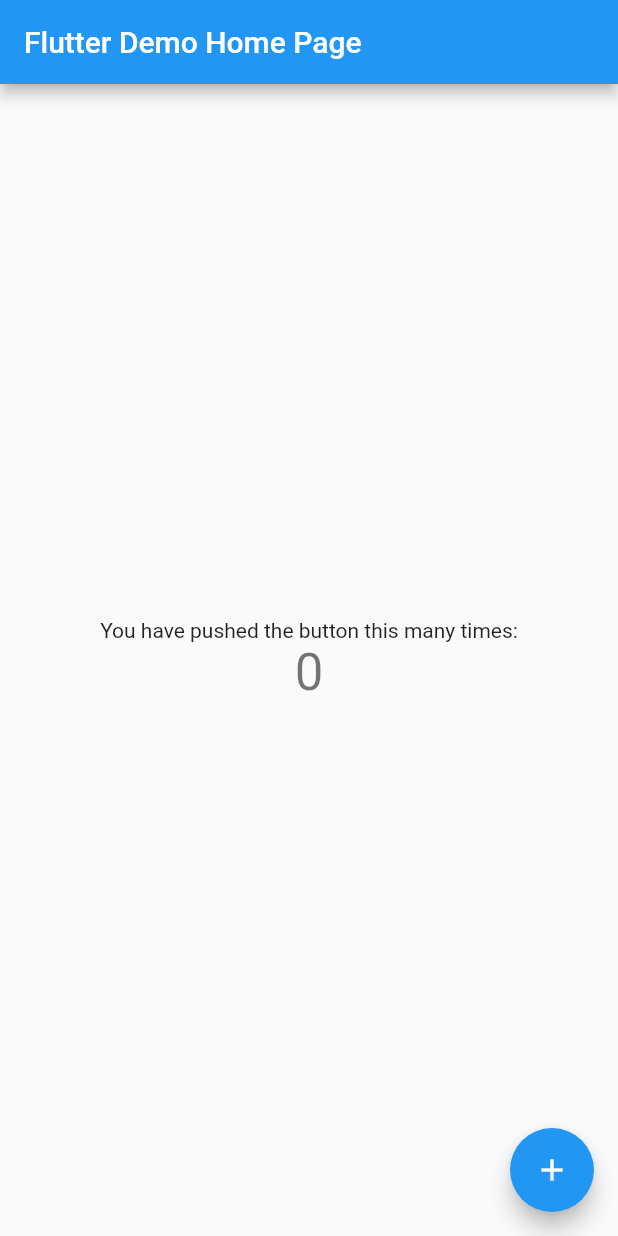
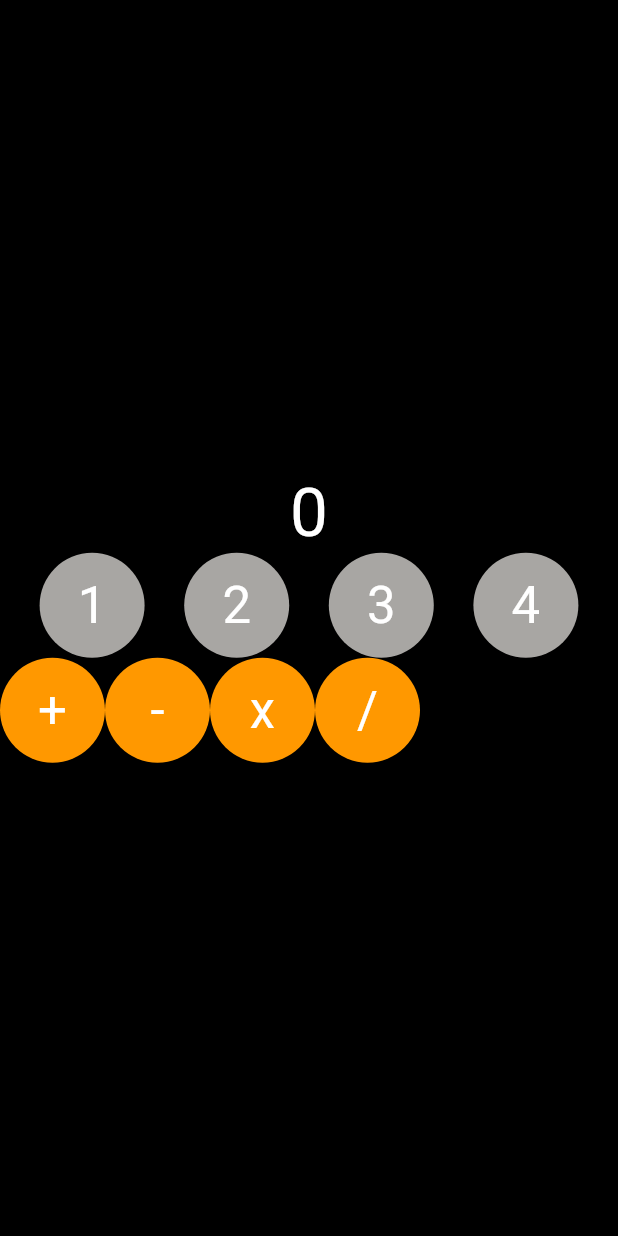
Before and after one commit to osobotu/flutter_calculator, a Flutter app: the screen it shows after launch, on a phone screen of 412 x 824 dp. Run offline on Flutter 3.47's test engine with Material 2 defaults, Android fonts, the phone set to English and light mode, and no system bars; our stand-ins replace bloc, equatable, flutter_bloc.

Commit message:
set up bloc to receive events and emit states. It doesn't seem to work as expected. I need to get the states right. We go again tomorrow.

```diff
--- /dev/null
+++ b/lib/app.dart
@@ -0,0 +1,13 @@
+import 'package:flutter/material.dart';
+import 'package:flutter_calculator/calculator/view/view.dart';
+
+class CalculatorApp extends StatelessWidget {
+  const CalculatorApp({Key? key}) : super(key: key);
+
+  @override
+  Widget build(BuildContext context) {
+    return MaterialApp(
+      home: CalculatorPage(),
+    );
+  }
+}
--- a/lib/calculator/bloc/calculator_bloc.dart
+++ b/lib/calculator/bloc/calculator_bloc.dart
@@ -6,9 +6,26 @@ part 'calculator_event.dart';
 part 'calculator_state.dart';
 
 class CalculatorBloc extends Bloc<CalculatorEvent, CalculatorState> {
-  CalculatorBloc() : super(CalculatorState()) {
-    on<CalculatorEvent>((event, emit) {
-      // TODO: implement event handler
-    });
+  CalculatorBloc() : super(CalculatorInitial()) {
+    on<DigitTappedEvent>(_onDigitTapped);
+    on<CalculatorResetEvent>(_onCalculatorReset);
+    on<OperationTappedEvent>(_onOperationTapped);
+  }
+
+  void _onDigitTapped(DigitTappedEvent event, Emitter<CalculatorState> emit) {
+    if (state.operation == Operation.none) {
+      String lhs = state.leftOperand;
+      emit(CalculatorTyping(leftOperand: lhs += event.digit));
+    }
+  }
+
+  void _onCalculatorReset(
+      CalculatorResetEvent event, Emitter<CalculatorState> emit) {
+    emit(CalculatorInitial());
+  }
+
+  void _onOperationTapped(
+      OperationTappedEvent event, Emitter<CalculatorState> emit) {
+    emit(CalculatorTyping(operation: event.operation));
   }
 }
--- a/lib/calculator/bloc/calculator_event.dart
+++ b/lib/calculator/bloc/calculator_event.dart
@@ -2,3 +2,25 @@ part of 'calculator_bloc.dart';
 
 @immutable
 abstract class CalculatorEvent {}
+
+class DigitTappedEvent extends CalculatorEvent {
+  DigitTappedEvent(this.digit);
+  final String digit;
+}
+
+class OperationTappedEvent extends CalculatorEvent {
+  OperationTappedEvent(this.operation);
+  final Operation operation;
+}
+
+class DecimalTappedEvent extends CalculatorEvent {
+  DecimalTappedEvent();
+}
+
+class CalculateResultEvent extends CalculatorEvent {
+  CalculateResultEvent();
+}
+
+class CalculatorResetEvent extends CalculatorEvent {
+  CalculatorResetEvent();
+}
--- a/lib/calculator/bloc/calculator_state.dart
+++ b/lib/calculator/bloc/calculator_state.dart
@@ -1,33 +1,94 @@
 part of 'calculator_bloc.dart';
 
-class CalculatorState extends Equatable {
-  const CalculatorState({
-    this.leftOperand = 0,
+// class CalculatorState extends Equatable {
+//   const CalculatorState({
+//     this.leftOperand = '',
+//     this.operation = Operation.none,
+//     this.result = '0',
+//     this.rightOperand = '',
+//   });
+//   final String result;
+//   final String leftOperand;
+//   final String rightOperand;
+//   final Operation operation;
+
+//   CalculatorState copyWith({
+//     String? result,
+//     String? leftOperand,
+//     String? rightOperand,
+//     Operation? operation,
+//   }) {
+//     return CalculatorState(
+//       result: result ?? this.result,
+//       leftOperand: leftOperand ?? this.leftOperand,
+//       rightOperand: rightOperand ?? this.rightOperand,
+//       operation: operation ?? this.operation,
+//     );
+//   }
+
+//   @override
+
+// }
+
+abstract class CalculatorState extends Equatable {
+  CalculatorState({
+    this.leftOperand = '',
     this.operation = Operation.none,
-    this.result = 0,
-    this.rightOperand = 0,
+    this.result = '0',
+    this.rightOperand = '',
   });
-  final double result;
-  final double leftOperand;
-  final double rightOperand;
+  final String result;
+  final String leftOperand;
+  final String rightOperand;
   final Operation operation;
 
-  CalculatorState copyWith({
-    double? result,
-    double? leftOperand,
-    double? rightOperand,
+  @override
+  List<Object?> get props => [result, leftOperand, rightOperand, operation];
+}
+
+class CalculatorInitial extends CalculatorState {
+  CalculatorInitial({
+    super.result,
+  });
+  CalculatorInitial copyWith({
+    String? result,
+  }) {
+    return CalculatorInitial(
+      result: result ?? this.result,
+    );
+  }
+}
+
+class CalculatorTyping extends CalculatorState {
+  CalculatorTyping({
+    super.leftOperand,
+    super.operation,
+    super.rightOperand,
+  });
+  CalculatorTyping copyWith({
+    String? leftOperand,
+    String? rightOperand,
     Operation? operation,
   }) {
-    return CalculatorState(
-      result: result ?? this.result,
+    return CalculatorTyping(
       leftOperand: leftOperand ?? this.leftOperand,
       rightOperand: rightOperand ?? this.rightOperand,
       operation: operation ?? this.operation,
     );
   }
+}
 
-  @override
-  List<Object?> get props => [result, leftOperand, rightOperand, operation];
+class CalculatorResult extends CalculatorState {
+  CalculatorResult({
+    super.result,
+  });
+  CalculatorResult copyWith({
+    String? result,
+  }) {
+    return CalculatorResult(
+      result: result ?? this.result,
+    );
+  }
 }
 
 enum Operation { none, add, subtract, multiply, divide }
--- /dev/null
+++ b/lib/calculator/view/calculator_page.dart
@@ -0,0 +1,16 @@
+import 'package:flutter/material.dart';
+import 'package:flutter_bloc/flutter_bloc.dart';
+import 'package:flutter_calculator/calculator/bloc/calculator_bloc.dart';
+import 'package:flutter_calculator/calculator/view/view.dart';
+
+class CalculatorPage extends StatelessWidget {
+  const CalculatorPage({Key? key}) : super(key: key);
+
+  @override
+  Widget build(BuildContext context) {
+    return BlocProvider(
+      create: (_) => CalculatorBloc(),
+      child: CalculatorView(),
+    );
+  }
+}
--- /dev/null
+++ b/lib/calculator/view/calculator_view.dart
@@ -0,0 +1,88 @@
+import 'package:flutter/material.dart';
+import 'package:flutter_bloc/flutter_bloc.dart';
+import 'package:flutter_calculator/calculator/bloc/calculator_bloc.dart';
+import 'package:flutter_calculator/calculator/widgets/digit_button.dart';
+import 'package:flutter_calculator/calculator/widgets/operator_widget.dart';
+
+class CalculatorView extends StatelessWidget {
+  const CalculatorView({Key? key}) : super(key: key);
+
+  @override
+  Widget build(BuildContext context) {
+    final textTheme = Theme.of(context).textTheme;
+    return Scaffold(
+      backgroundColor: Colors.black,
+      body: BlocBuilder<CalculatorBloc, CalculatorState>(
+          builder: (context, state) {
+        return Center(
+          child: Column(
+            mainAxisAlignment: MainAxisAlignment.center,
+            children: [
+              if (state is CalculatorInitial)
+                Text(
+                  state.result,
+                  style: textTheme.headline3!.copyWith(color: Colors.white),
+                ),
+              if (state is CalculatorTyping &&
+                  state.operation == Operation.none)
+                Text(
+                  state.leftOperand,
+                  style: textTheme.headline3!.copyWith(color: Colors.white),
+                ),
+              if (state is CalculatorTyping &&
+                  state.operation != Operation.none)
+                Text(
+                  state.rightOperand,
+                  style: textTheme.headline3!.copyWith(color: Colors.white),
+                ),
+              Row(
+                mainAxisAlignment: MainAxisAlignment.spaceEvenly,
+                children: [
+                  DigitButton(
+                    digit: 1,
+                    onDigitTapped: () => context.read<CalculatorBloc>()
+                      ..add(DigitTappedEvent('1')),
+                  ),
+                  DigitButton(
+                    digit: 2,
+                    onDigitTapped: () => context.read<CalculatorBloc>()
+                      ..add(DigitTappedEvent('2')),
+                  ),
+                  DigitButton(
+                    digit: 3,
+                    onDigitTapped: () => context.read<CalculatorBloc>()
+                      ..add(DigitTappedEvent('3')),
+                  ),
+                  DigitButton(
+                    digit: 4,
+                    onDigitTapped: () => context.read<CalculatorBloc>()
+                      ..add(CalculatorResetEvent()),
+                  ),
+                ],
+              ),
+              Row(
+                children: [
+                  OperatorButton(
+                    isSelected: state.operation == Operation.add,
+                    operation: Operation.add,
+                    onOperationTapped: () => context.read<CalculatorBloc>()
+                      ..add(OperationTappedEvent(Operation.add)),
+                  ),
+                  OperatorButton(
+                    operation: Operation.subtract,
+                  ),
+                  OperatorButton(
+                    operation: Operation.multiply,
+                  ),
+                  OperatorButton(
+                    operation: Operation.divide,
+                  ),
+                ],
+              )
+            ],
+          ),
+        );
+      }),
+    );
+  }
+}
--- /dev/null
+++ b/lib/calculator/view/view.dart
@@ -0,0 +1,2 @@
+export 'calculator_page.dart';
+export 'calculator_view.dart';
--- /dev/null
+++ b/lib/calculator/widgets/digit_button.dart
@@ -0,0 +1,37 @@
+import 'package:flutter/material.dart';
+
+class DigitButton extends StatelessWidget {
+  const DigitButton({
+    Key? key,
+    this.color,
+    required this.digit,
+    this.onDigitTapped,
+  }) : super(key: key);
+  final Color? color;
+  final int digit;
+  final VoidCallback? onDigitTapped;
+
+  @override
+  Widget build(BuildContext context) {
+    final textTheme = Theme.of(context).textTheme;
+    return GestureDetector(
+      onTap: onDigitTapped,
+      child: Container(
+        height: 70,
+        width: 70,
+        decoration: BoxDecoration(
+          color: color ?? Color(0xFFA8A6A3),
+          borderRadius: BorderRadius.circular(35),
+        ),
+        child: Center(
+          child: Text(
+            digit.toString(),
+            style: textTheme.headline4!.copyWith(
+              color: Colors.white,
+            ),
+          ),
+        ),
+      ),
+    );
+  }
+}
--- /dev/null
+++ b/lib/calculator/widgets/operator_widget.dart
@@ -0,0 +1,57 @@
+import 'package:flutter/material.dart';
+import 'package:flutter_calculator/calculator/bloc/calculator_bloc.dart';
+
+class OperatorButton extends StatelessWidget {
+  const OperatorButton({
+    Key? key,
+    this.onOperationTapped,
+    this.operation = Operation.none,
+    this.isSelected = false,
+  }) : super(key: key);
+  final Operation operation;
+  final VoidCallback? onOperationTapped;
+  final bool isSelected;
+
+  @override
+  Widget build(BuildContext context) {
+    final textTheme = Theme.of(context).textTheme;
+    String text = '';
+    switch (operation) {
+      case Operation.add:
+        {
+          text = '+';
+          break;
+        }
+      case Operation.none:
+        break;
+      case Operation.subtract:
+        text = '-';
+        break;
+      case Operation.multiply:
+        text = 'x';
+        break;
+      case Operation.divide:
+        text = '/';
+        break;
+    }
+    return GestureDetector(
+      onTap: onOperationTapped,
+      child: Container(
+        height: 70,
+        width: 70,
+        decoration: BoxDecoration(
+          color: isSelected ? Colors.white : Colors.orange,
+          borderRadius: BorderRadius.circular(35),
+        ),
+        child: Center(
+          child: Text(
+            text,
+            style: Theme.of(context).textTheme.headline4!.copyWith(
+                  color: isSelected ? Colors.orange : Colors.white,
+                ),
+          ),
+        ),
+      ),
+    );
+  }
+}
--- a/lib/main.dart
+++ b/lib/main.dart
@@ -1,115 +1,10 @@
+import 'package:bloc/bloc.dart';
 import 'package:flutter/material.dart';
 
+import 'package:flutter_calculator/app.dart';
+import 'package:flutter_calculator/simple_app_observer.dart';
+
 void main() {
-  runApp(const MyApp());
+  Bloc.observer = SimpleAppObserver();
+  runApp(const CalculatorApp());
 }
-
-class MyApp extends StatelessWidget {
-  const MyApp({Key? key}) : super(key: key);
-
-  // This widget is the root of your application.
-  @override
-  Widget build(BuildContext context) {
-    return MaterialApp(
-      title: 'Flutter Demo',
-      theme: ThemeData(
-        // This is the theme of your application.
-        //
-        // Try running your application with "flutter run". You'll see the
-        // application has a blue toolbar. Then, without quitting the app, try
-        // changing the primarySwatch below to Colors.green and then invoke
-        // "hot reload" (press "r" in the console where you ran "flutter run",
-        // or simply save your changes to "hot reload" in a Flutter IDE).
-        // Notice that the counter didn't reset back to zero; the application
-        // is not restarted.
-        primarySwatch: Colors.blue,
-      ),
-      home: const MyHomePage(title: 'Flutter Demo Home Page'),
-    );
-  }
-}
-
-class MyHomePage extends StatefulWidget {
-  const MyHomePage({Key? key, required this.title}) : super(key: key);
-
-  // This widget is the home page of your application. It is stateful, meaning
-  // that it has a State object (defined below) that contains fields that affect
-  // how it looks.
-
-  // This class is the configuration for the state. It holds the values (in this
-  // case the title) provided by the parent (in this case the App widget) and
-  // used by the build method of the State. Fields in a Widget subclass are
-  // always marked "final".
-
-  final String title;
-
-  @override
-  State<MyHomePage> createState() => _MyHomePageState();
-}
-
-class _MyHomePageState extends State<MyHomePage> {
-  int _counter = 0;
-
-  void _incrementCounter() {
-    setState(() {
-      // This call to setState tells the Flutter framework that something has
-      // changed in this State, which causes it to rerun the build method below
-      // so that the display can reflect the updated values. If we changed
-      // _counter without calling setState(), then the build method would not be
-      // called again, and so nothing would appear to happen.
-      _counter++;
-    });
-  }
-
-  @override
-  Widget build(BuildContext context) {
-    // This method is rerun every time setState is called, for instance as done
-    // by the _incrementCounter method above.
-    //
-    // The Flutter framework has been optimized to make rerunning build methods
-    // fast, so that you can just rebuild anything that needs updating rather
-    // than having to individually change instances of widgets.
-    return Scaffold(
-      appBar: AppBar(
-        // Here we take the value from the MyHomePage object that was created by
-        // the App.build method, and use it to set our appbar title.
-        title: Text(widget.title),
-      ),
-      body: Center(
-        // Center is a layout widget. It takes a single child and positions it
-        // in the middle of the parent.
-        child: Column(
-          // Column is also a layout widget. It takes a list of children and
-          // arranges them vertically. By default, it sizes itself to fit its
-          // children horizontally, and tries to be as tall as its parent.
-          //
-          // Invoke "debug painting" (press "p" in the console, choose the
-          // "Toggle Debug Paint" action from the Flutter Inspector in Android
-          // Studio, or the "Toggle Debug Paint" command in Visual Studio Code)
-          // to see the wireframe for each widget.
-          //
-          // Column has various properties to control how it sizes itself and
-          // how it positions its children. Here we use mainAxisAlignment to
-          // center the children vertically; the main axis here is the vertical
-          // axis because Columns are vertical (the cross axis would be
-          // horizontal).
-          mainAxisAlignment: MainAxisAlignment.center,
-          children: <Widget>[
-            const Text(
-              'You have pushed the button this many times:',
-            ),
-            Text(
-              '$_counter',
-              style: Theme.of(context).textTheme.headline4,
-            ),
-          ],
-        ),
-      ),
-      floatingActionButton: FloatingActionButton(
-        onPressed: _incrementCounter,
-        tooltip: 'Increment',
-        child: const Icon(Icons.add),
-      ), // This trailing comma makes auto-formatting nicer for build methods.
-    );
-  }
-}
--- /dev/null
+++ b/lib/simple_app_observer.dart
@@ -0,0 +1,9 @@
+import 'package:bloc/bloc.dart';
+
+class SimpleAppObserver extends BlocObserver {
+  @override
+  void onTransition(Bloc bloc, Transition transition) {
+    print(transition);
+    super.onTransition(bloc, transition);
+  }
+}
```
Also changed, not shown: 1 other file.
